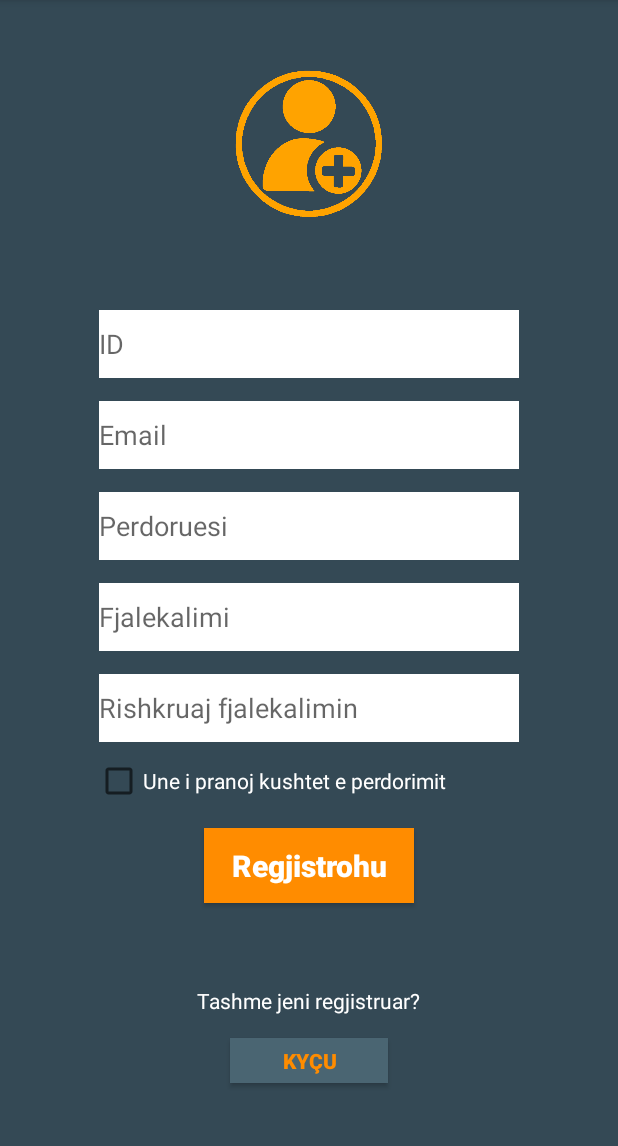
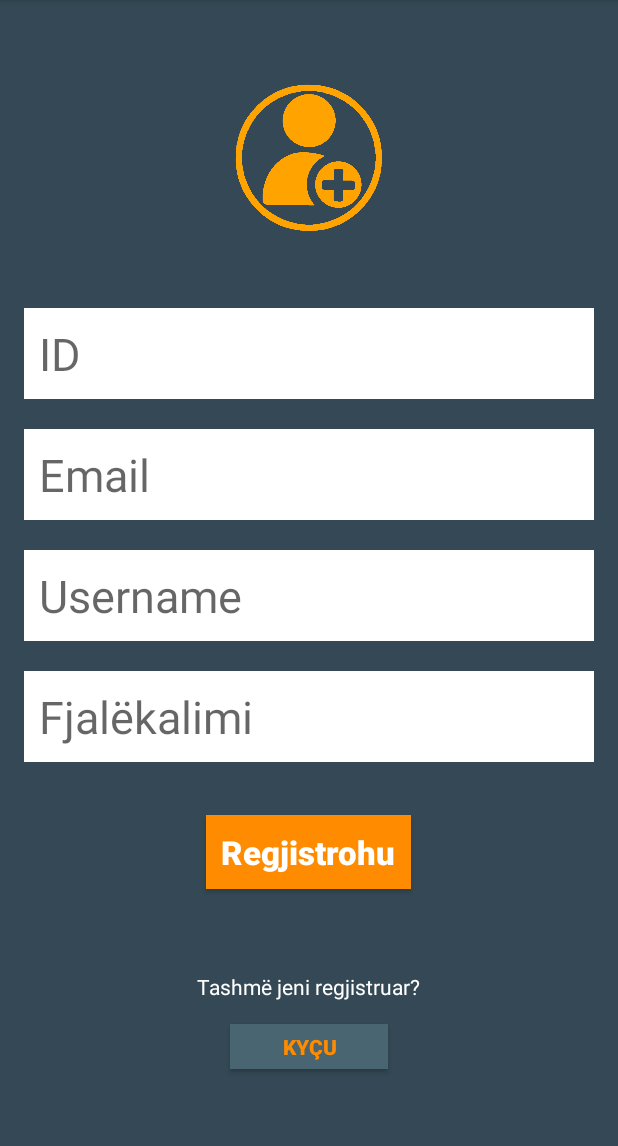
Before and after one commit to FitimHajredini59/RaportoUP, an Android app: the screen it shows after launch (SignUpActivity), after a tap on "REGJISTROHU", on a phone screen of 412 x 824 dp, the part 84-1230 px from its top. Run offline under Robolectric (Android 15) with nearby library versions, the phone set to English and light mode, and no system bars; 1 other tap on this screen came first.

Commit message:
Register_Login_Sqlite
Lidhja me databaze dhe permiresime te dizajni i signUp dhe LogIn forms.

```diff
--- /dev/null
+++ b/app/src/main/java/com/FIEK/raportoup/LoginActivity.java
@@ -0,0 +1,75 @@
+package com.FIEK.raportoup;
+
+import androidx.appcompat.app.AppCompatActivity;
+
+import android.content.Intent;
+import android.database.Cursor;
+import android.database.sqlite.SQLiteDatabase;
+import android.os.Bundle;
+import android.view.View;
+import android.widget.Button;
+import android.widget.EditText;
+import android.widget.Toast;
+
+public class LoginActivity extends AppCompatActivity {
+
+    EditText etUsername, etPassword;
+    Button btnLogin, btnRegister;
+
+    @Override
+    protected void onCreate(Bundle savedInstanceState) {
+        super.onCreate(savedInstanceState);
+        setContentView(R.layout.activity_login);
+
+        etUsername = findViewById(R.id.etUsername);
+        etPassword = findViewById(R.id.etPassword);
+        btnLogin = findViewById(R.id.btnLogin1);
+
+        btnLogin.setOnClickListener(new View.OnClickListener() {
+            @Override
+            public void onClick(View v) {
+                checkUsername(etUsername.getText().toString(), etPassword.getText().toString());
+            }
+        });
+
+        btnRegister = findViewById(R.id.btnRegister);
+        btnRegister.setOnClickListener(new View.OnClickListener() {
+            @Override
+            public void onClick(View v) {
+                Intent intentRegister = new Intent(LoginActivity.this, SignUpActivity.class);
+                startActivity(intentRegister);
+            }
+        });
+    }
+
+    public void checkUsername(String username, String password) {
+        SQLiteDatabase objDb = new Databaza(LoginActivity.this).getReadableDatabase();
+
+        Cursor c = objDb.query(Databaza.PerdoruesitTable,
+                new String[]{Perdoruesi.ID, Perdoruesi.Username, Perdoruesi.Password},
+                Perdoruesi.Username + "=?", new String[]{username}, "", "", "");
+
+        if (c.getCount() == 1) {
+            c.moveToFirst();
+            String dbUsername = c.getString(1);
+            String dbPassword = c.getString(2);
+
+            if (username.equals(dbUsername) &&
+                    password.equals(dbPassword)) {
+                Toast.makeText(LoginActivity.this, getString(R.string.loguar_sukses),
+                        Toast.LENGTH_LONG).show();
+
+                Intent faqjaPare = new Intent(LoginActivity.this, FaqjaPare.class);
+                faqjaPare.putExtra("username", etUsername.getText().toString());
+                startActivity(faqjaPare);
+
+            } else {
+                etPassword.setError(getString(R.string.kredencialet_gabim));
+                etPassword.requestFocus();
+            }
+        } else {
+            etPassword.setError(getString(R.string.kredencialet_gabim));
+            etPassword.requestFocus();
+        }
+    }
+}
--- a/app/src/main/java/com/FIEK/raportoup/MainActivity.java
+++ /dev/null
@@ -1,41 +0,0 @@
-package com.FIEK.raportoup;
-
-import androidx.appcompat.app.AppCompatActivity;
-
-import android.content.Intent;
-import android.os.Bundle;
-import android.view.View;
-import android.widget.Button;
-import android.widget.EditText;
-import android.widget.TextView;
-
-public class MainActivity extends AppCompatActivity {
-
-    TextView Hapesira;
-    EditText Username, Password;
-    Button LogInBtn, SignUpBtn;
-
-    @Override
-    protected void onCreate(Bundle savedInstanceState) {
-        super.onCreate(savedInstanceState);
-        setContentView(R.layout.activity_main);
-
-        Username = (EditText) findViewById(R.id.username);
-        Password = (EditText) findViewById(R.id.password);
-        LogInBtn = (Button) findViewById(R.id.loginbtn);
-        SignUpBtn = (Button) findViewById(R.id.signupbtn);
-
-        SignUpBtn.setOnClickListener(new View.OnClickListener() {
-            public void onClick(View v) {
-                openSignUpActivity();
-            }
-        });
-
-    }
-
-    private void openSignUpActivity() {
-        Intent SignUp = new Intent(MainActivity.this, SignUpActivity.class);
-        startActivity(SignUp);
-    }
-
-}
--- a/app/src/main/java/com/FIEK/raportoup/SignUpActivity.java
+++ b/app/src/main/java/com/FIEK/raportoup/SignUpActivity.java
@@ -2,42 +2,67 @@ package com.FIEK.raportoup;
 
 import androidx.appcompat.app.AppCompatActivity;
 
+import android.content.ContentValues;
 import android.content.Intent;
+import android.database.sqlite.SQLiteDatabase;
 import android.os.Bundle;
+import android.util.Log;
 import android.view.View;
 import android.widget.Button;
 import android.widget.EditText;
-import android.widget.TextView;
+import android.widget.Toast;
+
 
 public class SignUpActivity extends AppCompatActivity {
 
-    TextView Hapesira;
-    EditText ID, Email, Username, Password, Password2;
-    Button LogInBtn, SignUpBtn;
+    EditText etID, etEmailAddress, etUsername, etPassword;
+    Button btnRegister, btnLogin;
 
     @Override
     protected void onCreate(Bundle savedInstanceState) {
         super.onCreate(savedInstanceState);
         setContentView(R.layout.activity_sign_up);
 
-        ID = (EditText) findViewById(R.id.idja);
-        Email = (EditText) findViewById(R.id.email);
-        Username = (EditText) findViewById(R.id.username);
-        Password = (EditText) findViewById(R.id.password);
-        Password2 = (EditText) findViewById(R.id.password2);
-        SignUpBtn = (Button) findViewById(R.id.signupbtn);
-        LogInBtn = (Button) findViewById(R.id.loginbtn);
+        etID = findViewById(R.id.etID);
+        etEmailAddress = findViewById(R.id.etMail);
+        etUsername = findViewById(R.id.etUsername);
+        etPassword = findViewById(R.id.etPassword);
 
-        LogInBtn.setOnClickListener(new View.OnClickListener() {
+        btnRegister = findViewById(R.id.btnRegister);
+        btnRegister.setOnClickListener(new View.OnClickListener() {
+            @Override
             public void onClick(View v) {
-                openSignInActivity();
+                ContentValues cv = new ContentValues();
+                cv.put(Perdoruesi.ID, etID.getText().toString());
+                cv.put(Perdoruesi.Email, etEmailAddress.getText().toString());
+                cv.put(Perdoruesi.Username, etUsername.getText().toString());
+                cv.put(Perdoruesi.Password, etPassword.getText().toString());
+
+                SQLiteDatabase objDb = new Databaza(SignUpActivity.this).getWritableDatabase();
+
+                try {
+                    long retValue = objDb.insert(Databaza.PerdoruesitTable, null, cv);
+                    if (retValue > 0) {
+                        Toast.makeText(SignUpActivity.this, "Me id " + retValue + " u regjistruat me sukses!",
+                                Toast.LENGTH_LONG).show();
+                    }
+
+                } catch (Exception ex) {
+                    Log.e("except", ex.getMessage());
+                } finally {
+                    objDb.close();
+                }
             }
         });
 
-    }
 
-    private void openSignInActivity() {
-        Intent LogIn = new Intent(SignUpActivity.this, MainActivity.class);
-        startActivity(LogIn);
+        btnLogin = findViewById(R.id.logInBtn);
+        btnLogin.setOnClickListener(new View.OnClickListener() {
+            @Override
+            public void onClick(View v) {
+                Intent LogIn = new Intent(SignUpActivity.this, LoginActivity.class);
+                startActivity(LogIn);
+            }
+        });
     }
 }
--- a/app/src/main/res/layout/activity_sign_up.xml
+++ b/app/src/main/res/layout/activity_sign_up.xml
@@ -4,120 +4,105 @@
     xmlns:tools="http://schemas.android.com/tools"
     android:layout_width="match_parent"
     android:layout_height="match_parent"
-    tools:context=".SignUpActivity"
+    android:background="#344955"
+    android:gravity="center"
     android:orientation="vertical"
-    android:gravity="center"
-    android:background="#344955">
+    android:padding="16dp"
+    tools:context=".SignUpActivity">
 
     <ImageView
         android:layout_width="100dp"
         android:layout_height="100dp"
+        android:layout_centerHorizontal="true"
         android:src="@drawable/signupicon1"
-        />
 
-    <TextView
-        android:id="@+id/hapesira"
-        android:layout_width="wrap_content"
-        android:layout_height="wrap_content"
-        android:textSize="45dp"
         />
 
     <EditText
-        android:id="@+id/idja"
-        android:layout_width="280dp"
-        android:layout_height="45dp"
+        android:id="@+id/etID"
+        android:layout_width="match_parent"
+        android:layout_height="wrap_content"
+        android:layout_marginTop="50dp"
+        android:layout_marginBottom="20dp"
         android:background="#FFFFFF"
-        android:hint="@string/idja"
-        />
+        android:hint="ID"
+        android:padding="10dp"
+        android:imeOptions="actionNext"
+        android:inputType="textCapWords"
+        android:textSize="30sp" />
+
 
     <EditText
-        android:id="@+id/email"
-        android:layout_width="280dp"
-        android:layout_height="45dp"
+        android:id="@+id/etMail"
+        android:layout_width="match_parent"
+        android:layout_height="wrap_content"
+        android:layout_marginBottom="20dp"
         android:background="#FFFFFF"
-        android:layout_marginTop="15dp"
-        android:hint="@string/email"
-        />
+        android:hint="Email"
+        android:imeOptions="actionNext"
+        android:inputType="textEmailAddress"
+        android:padding="10dp"
+        android:textSize="30sp" />
+
 
     <EditText
-        android:id="@+id/username"
-        android:layout_width="280dp"
-        android:layout_height="45dp"
+        android:id="@+id/etUsername"
+        android:layout_width="match_parent"
+        android:layout_height="wrap_content"
+        android:layout_marginBottom="20dp"
         android:background="#FFFFFF"
-        android:layout_marginTop="15dp"
-        android:hint="@string/perdoruesi"
-        />
+        android:hint="Username"
+        android:imeOptions="actionNext"
+        android:inputType="text"
+        android:padding="10dp"
+        android:textSize="30sp" />
+
 
     <EditText
-        android:id="@+id/password"
-        android:layout_width="280dp"
-        android:layout_height="45dp"
-        android:layout_marginTop="15dp"
+        android:id="@+id/etPassword"
+        android:layout_width="match_parent"
+        android:layout_height="wrap_content"
+        android:layout_marginBottom="20dp"
         android:background="#FFFFFF"
-        android:hint="Fjalekalimi"
+        android:hint="Fjalëkalimi"
+        android:imeOptions="actionDone"
         android:inputType="textPassword"
-        />
+        android:padding="10dp"
+        android:textSize="30sp" />
 
-    <EditText
-        android:id="@+id/password2"
-        android:layout_width="280dp"
-        android:layout_height="45dp"
-        android:layout_marginTop="15dp"
-        android:background="#FFFFFF"
-        android:hint="Rishkruaj fjalekalimin"
-        android:inputType="textPassword"
-        />
-
-    <CheckBox
-        android:id="@+id/kushtet"
+    <Button
+        android:id="@+id/btnRegister"
         android:layout_width="wrap_content"
         android:layout_height="wrap_content"
-        android:text="Une i pranoj kushtet e perdorimit"
-        android:layout_marginTop="10dp"
-        android:layout_marginRight="25dp"
+        android:layout_gravity="center"
+        android:layout_marginTop="15dp"
+        android:background="#FF8C00"
+        android:padding="10dp"
+        android:text="@string/btnSignUp"
+        android:textAllCaps="false"
         android:textColor="#FFFFFF"
-        />
+        android:textSize="22sp"
+        android:textStyle="bold" />
 
-<!--    <TextView-->
-<!--        android:layout_width="wrap_content"-->
-<!--        android:layout_height="wrap_content"-->
-<!--        android:layout_marginTop="15dp"-->
-<!--        android:fontFamily="serif-monospace"-->
-<!--        android:textColor="#FFFFFF"-->
-<!--        android:textAlignment="center"-->
-<!--        android:text="Une i pranoj kushtet e perdorimit"-->
-<!--        />-->
-
-    <Button
-        android:id="@+id/signupbtn"
-        android:layout_width="140dp"
-        android:layout_height="50dp"
-        android:background="#FF8C00"
-        android:layout_marginTop="15dp"
-        android:text="@string/regjistrohu"
-        android:textColor="#FFFFFF"
-        android:textAllCaps="false"
-        android:textStyle="bold"
-        android:textSize="20sp"
-        />
-
+    <!--
+    -->
     <TextView
         android:layout_width="wrap_content"
         android:layout_height="wrap_content"
         android:layout_marginTop="55dp"
         android:fontFamily="sans-serif"
-        android:text="Tashme jeni regjistruar?"
+        android:text="Tashmë jeni regjistruar?"
         android:textAlignment="center"
         android:textColor="#FFFFFF" />
 
     <Button
-        android:id="@+id/loginbtn"
+        android:id="@+id/logInBtn"
         android:layout_width="105dp"
         android:layout_height="30dp"
         android:background="#4A6572"
         android:textColor="#FF8C00"
         android:textStyle="bold"
-        android:text="@string/kycu"
+        android:text="@string/btnLogin"
         android:layout_marginTop="15dp"
         />
 
--- a/app/src/main/res/values/strings.xml
+++ b/app/src/main/res/values/strings.xml
@@ -1,13 +1,5 @@
 <resources>
     <string name="app_name">RaportoUP</string>
-    <string name="username">Username</string>
-    <string name="password">Password</string>
-    <string name="login">Log In</string>
-    <string name="sign_up">Sign Up</string>
-    <string name="kycu">Kyçu</string>
-    <string name="regjistrohu">Regjistrohu</string>
-    <string name="perdoruesi">Perdoruesi</string>
-    <string name="fjalekalimi">Fjalkalimi</string>
     <string name="title_activity_login">Sign in</string>
     <string name="prompt_email">Email</string>
     <string name="prompt_password">Password</string>
@@ -18,5 +10,14 @@
     <string name="invalid_password">Password must be >5 characters</string>
     <string name="login_failed">"Login failed"</string>
     <string name="email">Email</string>
-    <string name="idja">ID</string>
+
+    <string name="btnLogin">Kyçu</string>
+    <string name="btnSignUp">Regjistrohu</string>
+    <string name="loguar_sukses">Jeni kyçur me sukses!</string>
+    <string name="kredencialet_gabim">Kredencialet janë gabim!</string>
+    <string name="title_name">Kujdes!</string>
+    <string name="alert_message">Dëshironi të dilni?</string>
+    <string name="positive_button">Po</string>
+    <string name="negative_button">Jo</string>
+
 </resources>
```
Also changed, not shown: app/src/main/AndroidManifest.xml (+4 -3 lines), app/src/main/java/com/FIEK/raportoup/DatabaseHelper.java (deleted, +0 -28 lines), app/src/main/java/com/FIEK/raportoup/Databaza.java (added, +33 -0 lines), app/src/main/java/com/FIEK/raportoup/FaqjaPare.java (+41 -0 lines), app/src/main/java/com/FIEK/raportoup/Perdoruesi.java (added, +8 -0 lines), app/src/main/res/layout/activity_faqja_pare.xml (+13 -0 lines), app/src/main/res/layout/activity_kushtet_perdorimit.xml (added, +27 -0 lines), app/src/main/res/layout/activity_login.xml (added, +94 -0 lines), app/src/main/res/layout/activity_main.xml (deleted, +0 -76 lines).
